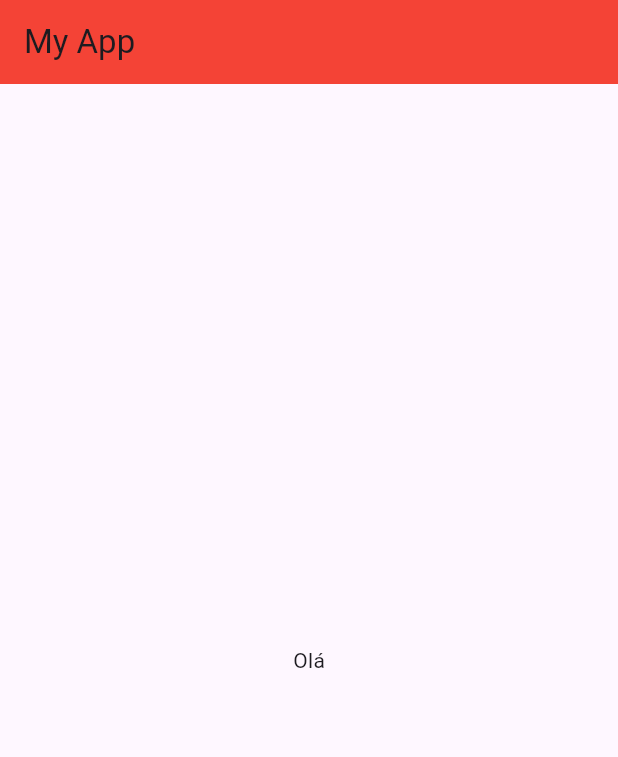
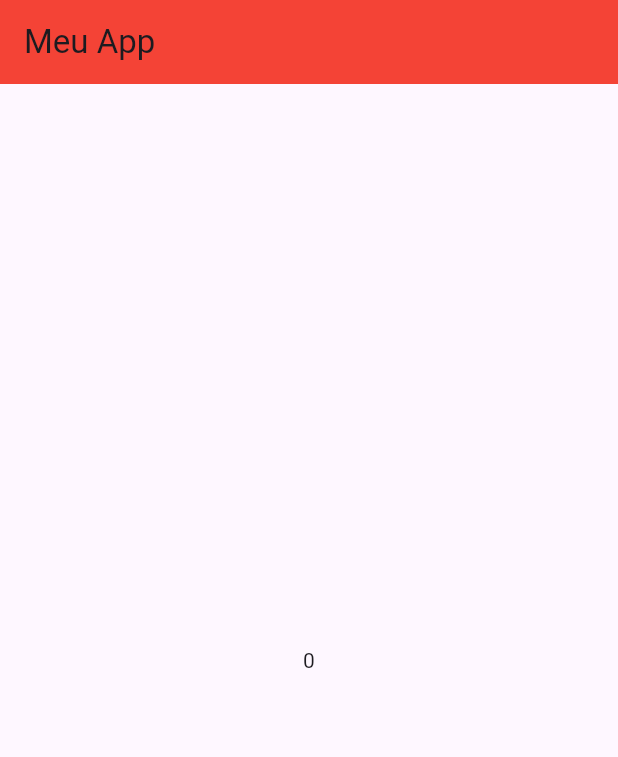
Before and after one commit to leofsousa/flutter-project-dio, a Flutter app: the screen it shows after launch, on a phone screen of 412 x 824 dp. Shown: the top 757 px of the screen. Run offline on Flutter 3.47's test engine with Material 3 defaults, Android fonts, the phone set to English and light mode, and no system bars.

Commit message:
Fazendo o App

```diff
--- a/flutter_apk_1/lib/main.dart
+++ b/flutter_apk_1/lib/main.dart
@@ -1,46 +1,9 @@
+
 import 'package:flutter/material.dart';
+
+import 'my_app.dart';
+
 
 void main() {
   runApp(const MyApp());
 }
-
-class MyApp extends StatelessWidget {
-  const MyApp({super.key});
-
-  @override
-  Widget build(BuildContext context) {
-    return MaterialApp(
-      debugShowCheckedModeBanner: false,
-      theme: ThemeData(
-        primarySwatch: Colors.red,
-        appBarTheme: const AppBarTheme(
-          color: Colors.red
-        )
-      ),
-      home: const HomePage(),
-    );
-  }
-}
-
-class HomePage extends StatefulWidget {
-  const HomePage({super.key});
-
-  @override
-  State<HomePage> createState() => _HomePageState();
-}
-
-class _HomePageState extends State<HomePage> {
-  @override
-  Widget build(BuildContext context) {
-    return Scaffold(
-      appBar: AppBar(
-        title: const Text('My App'),
-        ),
-      body: const Center(child: Text('Olá')),
-      floatingActionButton: FloatingActionButton(
-        child: const Icon(Icons.add_box),
-        onPressed: () {}
-        ),
-    );
-  }
-}
--- /dev/null
+++ b/flutter_apk_1/lib/my_app.dart
@@ -0,0 +1,21 @@
+import 'package:flutter/material.dart';
+
+import 'pages/home_page.dart';
+
+class MyApp extends StatelessWidget {
+  const MyApp({super.key});
+
+  @override
+  Widget build(BuildContext context) {
+    return MaterialApp(
+      debugShowCheckedModeBanner: false,
+      theme: ThemeData(
+        primarySwatch: Colors.red,
+        appBarTheme: const AppBarTheme(
+          color: Colors.red
+        )
+      ),
+      home: const HomePage(),
+    );
+  }
+}
--- /dev/null
+++ b/flutter_apk_1/lib/pages/home_page.dart
@@ -0,0 +1,36 @@
+import 'package:flutter/material.dart';
+
+import '../service/gerador_numero_aleatorio_service.dart';
+
+class HomePage extends StatefulWidget {
+  const HomePage({super.key});
+
+  @override
+  State<HomePage> createState() => _HomePageState();
+}
+
+class _HomePageState extends State<HomePage> {
+
+  var numeroGerado = 0;
+
+
+
+  @override
+  Widget build(BuildContext context) {
+    debugPrint('Chamando Método Built');
+    return Scaffold(
+      appBar: AppBar(
+        title: const Text('Meu App'),
+        ),
+      body: Center(child: Text(numeroGerado.toString())),
+      floatingActionButton: FloatingActionButton(
+        child: const Icon(Icons.add_box),
+        onPressed: () {
+          setState(() {
+            numeroGerado = GeradorNumeroAleatorioService.gerarNumeroAleatorio(1000);
+          });
+        }
+        ),
+    );
+  }
+}
--- /dev/null
+++ b/flutter_apk_1/lib/service/gerador_numero_aleatorio_service.dart
@@ -0,0 +1,9 @@
+import 'dart:math';
+
+class GeradorNumeroAleatorioService {
+
+  static int gerarNumeroAleatorio(int numeroMaximo) {
+    Random numeroAleatorio = Random();
+    return numeroAleatorio.nextInt(numeroMaximo);
+  }
+}
--- a/flutter_apk_1/pubspec.yaml
+++ b/flutter_apk_1/pubspec.yaml
@@ -28,6 +28,7 @@ environment:
 # the latest version available on pub.dev. To see which dependencies have newer
 # versions available, run `flutter pub outdated`.
 dependencies:
+  google_fonts: ^6.2.1
   flutter:
     sdk: flutter
 
```
Also changed, not shown: flutter_apk_1/pubspec.lock, 1 other file.
